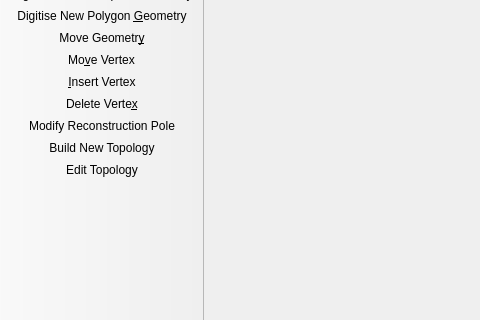
Qt form src/qt-widgets/ViewportWindowUi.ui (GPlates/GPlates) before a commit; both pictures show x 0 to 480 and y 159 to 479 of the 724 by 700 pixel window.
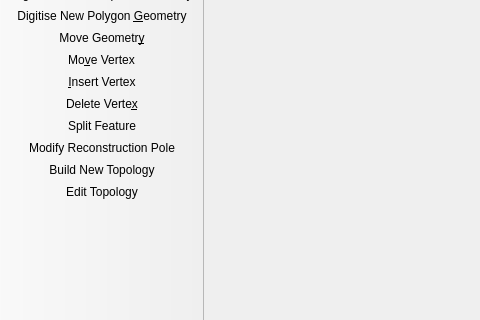
The same form after that commit. Icons and pictures are not drawn.

Commit message:
(trunk) Replaced source:/gplates/trunk using source:/gplates/branches/split-feature-2010-jan-28@7868 incorporating log:/gplates/branches/split-feature-2010-jan-28@7525:7868 ([log:/gplates/trunk@7860:7868 No changes on trunk] since last update from trunk).
This is "replacing one branch with another". The merge was performed using Tortoise SVN's Merge tool, from
source:/gplates/trunk@7860 to
source:/gplates/branches/split-feature-2010-jan-28@7868,
from inside the root directory of a working copy of the trunk.

The edit to the form file:
```diff
--- a/src/qt-widgets/ViewportWindowUi.ui
+++ b/src/qt-widgets/ViewportWindowUi.ui
@@ -248,6 +248,7 @@
    <addaction name="action_Move_Vertex" />
    <addaction name="action_Insert_Vertex" />
    <addaction name="action_Delete_Vertex" />
+   <addaction name="action_Split_Feature" />
    <addaction name="action_Manipulate_Pole" />
    <addaction name="action_Build_Topology" />
    <addaction name="action_Edit_Topology" />
@@ -1515,6 +1516,17 @@
     <string>Geometry Colours</string>
    </property>
   </action>
+   <action name="action_Split_Feature" >
+   <property name="checkable" >
+    <bool>true</bool>
+   </property>
+   <property name="icon" >
+    <iconset resource="../qt-resources/qt_widgets.qrc" >:/split_geometry_35.png</iconset>
+   </property>
+   <property name="text" >
+    <string>&amp;Split Feature</string>
+   </property>
+  </action>
  </widget>
  <resources>
   <include location="../qt-resources/qt_widgets.qrc" />
```
Left out of the diff: 19 changed lines with no effect on the pictures. The commit also changes 47 other files.
